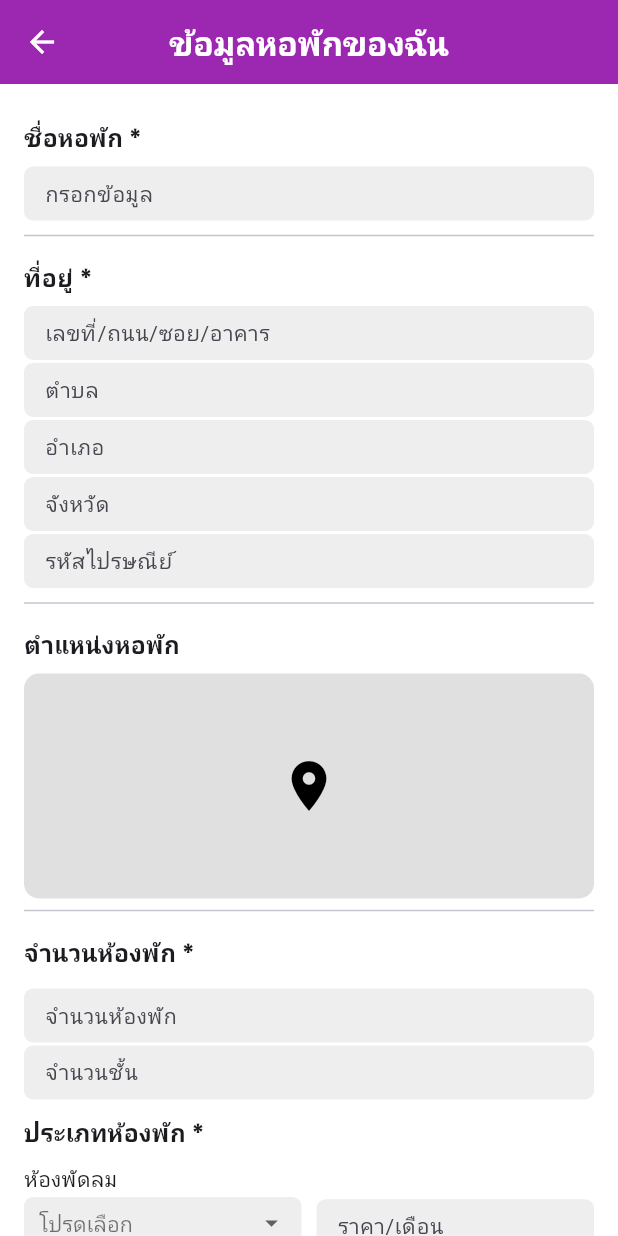
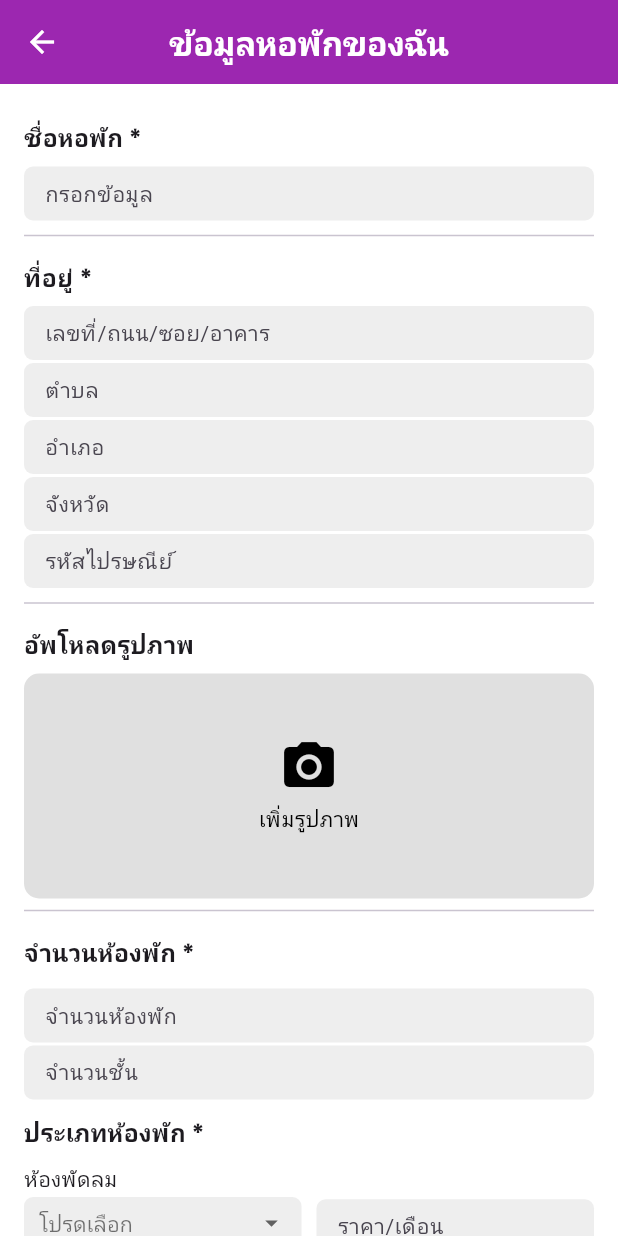
Before and after one commit to palmnatthakarn/project_application, a Flutter app: the AddDormScreen screen opened directly, on a phone screen of 412 x 824 dp. Run offline on Flutter 3.47's test engine with Material 3 defaults, Android fonts, the phone set to English and light mode, and no system bars; our stand-ins replace flutter_animate, form_field_validator, image_picker; missing offline and left inert: dialog_flowtter; Roboto replaces fonts that are missing (poppins,NotoSansThai).

Commit message:
16/2/25/23.00

```diff
--- a/lib/screens/add_dorm/components/body.dart
+++ b/lib/screens/add_dorm/components/body.dart
@@ -1,6 +1,8 @@
 import 'package:flutter/material.dart';
 import 'package:project_application/components/drop_down_field.dart';
 import 'package:project_application/components/input_field.dart';
+import 'package:image_picker/image_picker.dart';
+import 'dart:io';
 
 void main() {
   runApp(MyApp());
@@ -22,6 +24,7 @@ class AddDormScreen extends StatefulWidget {
 }
 
 class _AddDormScreenState extends State<AddDormScreen> {
+  File? _image;
   String? selectedProvince;
   String? selectedDistrict;
   String? selectedSubDistrict;
@@ -67,11 +70,15 @@ class _AddDormScreenState extends State<AddDormScreen> {
   final TextEditingController paymentDueController = TextEditingController();
   final TextEditingController floorCountController = TextEditingController();
   final TextEditingController room1CountController = TextEditingController();
+  final TextEditingController subdistrictController = TextEditingController();
+  final TextEditingController districtController = TextEditingController();
+  final TextEditingController provinceController = TextEditingController();
 
   final TextEditingController room2CountController = TextEditingController();
   final TextEditingController priceRoomController = TextEditingController();
   final TextEditingController recognizanceController = TextEditingController();
-  final TextEditingController advancepaymentController = TextEditingController();
+  final TextEditingController advancepaymentController =
+      TextEditingController();
   final TextEditingController electricityController = TextEditingController();
   final TextEditingController waterController = TextEditingController();
   final TextEditingController lineController = TextEditingController();
@@ -80,13 +87,23 @@ class _AddDormScreenState extends State<AddDormScreen> {
   final TextEditingController roomPriceFanController = TextEditingController();
   final TextEditingController roomPriceAriController = TextEditingController();
 
+  Future<void> _pickImage() async {
+    final pickedFile = await ImagePicker().pickImage(source: ImageSource.gallery);
+    if (pickedFile != null) {
+      setState(() {
+        _image = File(pickedFile.path);
+      });
+    }
+  }
+
   @override
   Widget build(BuildContext context) {
     return Scaffold(
       appBar: AppBar(
         title: Text(
           "ข้อมูลหอพักของฉัน",
-          style: TextStyle(color: Colors.white,
+          style: TextStyle(
+            color: Colors.white,
             fontWeight: FontWeight.bold,
             fontFamily: 'poppins',
           ),
@@ -112,26 +129,47 @@ class _AddDormScreenState extends State<AddDormScreen> {
               Divider(),
               // หัวข้อ "ที่อยู่"
               sectionTitle("ที่อยู่ *"),
-              inputField( controller: addressController, hint: "เลขที่/ถนน/ซอย/อาคาร"),
-              inputField(controller: addressController, hint: "ตำบล"),
-              inputField(controller: addressController, hint: "อำเภอ"),
-              inputField(controller: addressController, hint: "จังหวัด"),
-              inputField(controller: TextEditingController(), hint: "รหัสไปรษณีย์"),
+              inputField(
+                  controller: addressController, hint: "เลขที่/ถนน/ซอย/อาคาร"),
+              inputField(controller: subdistrictController, hint: "ตำบล"),
+              inputField(controller: districtController, hint: "อำเภอ"),
+              inputField(controller: provinceController, hint: "จังหวัด"),
+              inputField(
+                  controller: TextEditingController(), hint: "รหัสไปรษณีย์"),
               Divider(),
-
+//--------------------------------------------------------------------
               // หัวข้อ "ตำแหน่งหอพัก"
-              sectionTitle("ตำแหน่งหอพัก"),
-              Container(
+             sectionTitle("อัพโหลดรูปภาพ"),
+              GestureDetector(
+                onTap: _pickImage,
+                child: Container(
                   height: 150,
                   width: double.infinity,
                   decoration: BoxDecoration(
                     color: Colors.grey[300],
                     borderRadius: BorderRadius.circular(10),
+                    image: _image != null
+                        ? DecorationImage(
+                            image: FileImage(_image!),
+                            fit: BoxFit.cover,
+                          )
+                        : null,
                   ),
-                child: Center(
-                  child: Icon(Icons.location_on, color: Colors.black, size: 40),
+                  child: _image == null
+                      ? Center(
+                          child: Column(
+                            mainAxisAlignment: MainAxisAlignment.center,
+                            children: [
+                              Icon(Icons.camera_alt, color: Colors.black, size: 40),
+                              SizedBox(height: 5),
+                              Text("เพิ่มรูปภาพ", style: TextStyle(color: Colors.black)),
+                            ],
+                          ),
+                        )
+                      : null,
                 ),
               ),
+ //----------------------------------------------------------
               Divider(),
               // หัวข้อ "จำนวนห้องพัก"
               sectionTitle("จำนวนห้องพัก *"),
@@ -228,8 +266,6 @@ class _AddDormScreenState extends State<AddDormScreen> {
               inputField(controller: phoneController, hint: "เบอร์โทรศัพท์"),
               inputField(controller: emailController, hint: "E-mail"),
               inputField(controller: lineController, hint: "Line(ถ้ามี)"),
-
-
 
               Divider(),
 
@@ -617,24 +653,7 @@ class _AddDormScreenState extends State<AddDormScreen> {
                   // ✅ เพิ่มระยะห่างระหว่างช่อง
                 ],
               ),
-              Row(
-                children: [
-                  Expanded(
-                      flex: 1, // ✅ กำหนดให้ช่องกรอกราคาแคบลง
-                      child: Text("โซฟา	")),
-                  Expanded(
-                    flex: 2, // ✅ กำหนดให้ Dropdown กว้างขึ้นเล็กน้อย
-                    child: dropdownField(
-                        title: "โปรดเลือก",
-                        selectedValue: selected22,
-                        items: ["มี", "ไม่มี"],
-                        onChanged: (value) {
-                          setState(() => selected22 = value);
-                        }),
-                  ),
-                  // ✅ เพิ่มระยะห่างระหว่างช่อง
-                ],
-              ),
+
               Row(
                 children: [
                   Expanded(
@@ -699,12 +718,12 @@ class _AddDormScreenState extends State<AddDormScreen> {
         alignment: Alignment.centerLeft,
         child: Text(
           title,
-          style: TextStyle(fontSize: 16, fontWeight: FontWeight.bold, fontFamily: 'poppins'),
+          style: TextStyle(
+              fontSize: 16, fontWeight: FontWeight.bold, fontFamily: 'poppins'),
         ),
       ),
     );
   }
-
 
   // Widget สำหรับสร้างปุ่ม
   Widget buildButton(String text, Color color, BuildContext context) {
@@ -712,7 +731,9 @@ class _AddDormScreenState extends State<AddDormScreen> {
       child: Padding(
         padding: EdgeInsets.symmetric(horizontal: 8),
         child: ElevatedButton(
-          onPressed: () {showConfirmationDialog(context); },
+          onPressed: () {
+            showConfirmationDialog(context);
+          },
           style: ElevatedButton.styleFrom(
             padding: EdgeInsets.symmetric(vertical: 14),
             shape: RoundedRectangleBorder(
@@ -769,13 +790,14 @@ void showConfirmationDialog(BuildContext context) {
               saveData(context); // ✅ เรียกฟังก์ชันบันทึกข้อมูล
             },
             style: ElevatedButton.styleFrom(backgroundColor: Colors.green),
-            child: Text("OK",style: TextStyle(color: Colors.white)),
+            child: Text("OK", style: TextStyle(color: Colors.white)),
           ),
         ],
       );
     },
   );
 }
+
 void saveData(BuildContext context) {
   print("📌 บันทึกข้อมูลสำเร็จ!");
   ScaffoldMessenger.of(context).showSnackBar(
@@ -785,3 +807,5 @@ void saveData(BuildContext context) {
     ),
   );
 }
+//-----------------------------------------------
+//อัพรูป
--- a/pubspec.yaml
+++ b/pubspec.yaml
@@ -45,7 +45,7 @@ dependencies:
   dialog_flowtter: ^0.3.3
   cached_network_image: ^3.3.1
   app_links: ^6.3.2
-
+  image_picker: ^1.0.4
 
 
 dev_dependencies:
```
Also changed, not shown: pubspec.lock, 3 other files. Lines whose indentation alone changed are shown as unchanged.
